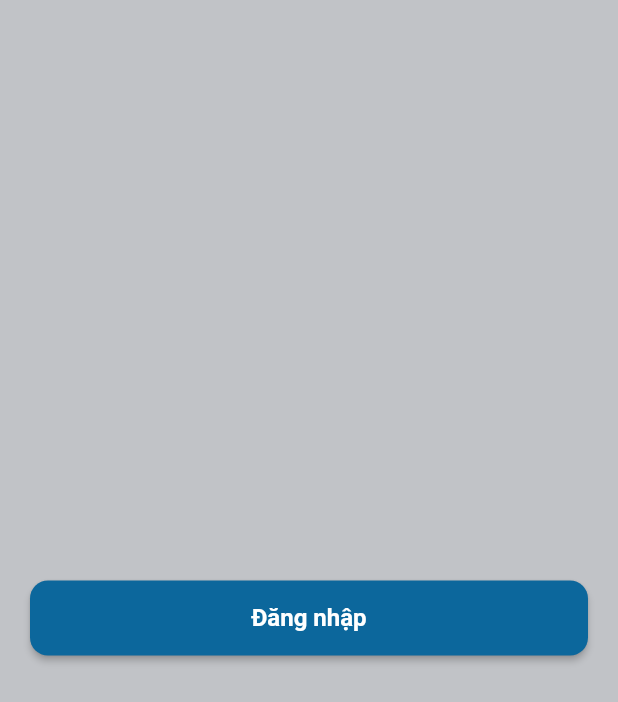
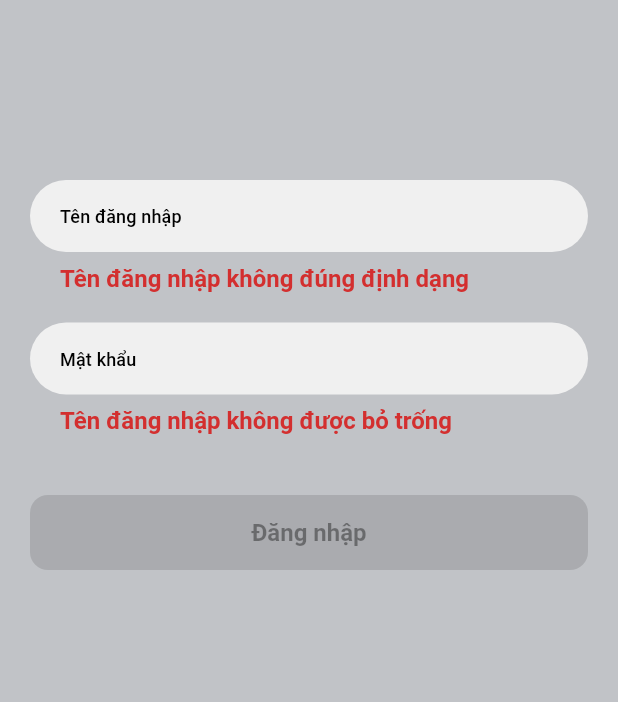
Before and after one commit to ToanBarcelona1998/flutter_clean_architecture, a Flutter app: the screen it shows after launch, on a phone screen of 412 x 824 dp. Shown: the top 702 px of the screen. Run offline on Flutter 3.47's test engine with Material 2 defaults, Android fonts, the phone set to English and light mode, and no system bars; our stand-ins replace dio, equatable, flutter_bloc, flutter_dotenv, formz, get and 4 more; accounts and stored records are empty; generated files the repository leaves out were written again.

Commit message:
#update login

```diff
--- a/lib/bloc/bloc.dart
+++ b/lib/bloc/bloc.dart
@@ -2,3 +2,4 @@ export 'article_bloc/article_bloc.dart';
 export 'article_local_bloc/article_local_bloc.dart';
 export 'bloc_base.dart';
 export 'splash_bloc/splash_bloc.dart';
+export 'login_bloc/login_bloc.dart';
--- a/lib/bloc/login_bloc/login_bloc.dart
+++ b/lib/bloc/login_bloc/login_bloc.dart
@@ -2,6 +2,7 @@ import 'package:equatable/equatable.dart';
 import 'package:flutter_bloc/flutter_bloc.dart';
 import 'package:flutter_clean_architecture/bloc/bloc.dart';
 import 'package:flutter_clean_architecture/utils/utils.dart';
+import 'package:flutter_clean_architecture/utils/validate/pass_validate.dart';
 import 'package:formz/formz.dart';
 
 part 'login_event.dart';
@@ -23,15 +24,30 @@ class LoginBloc extends Base<LoginEvent, LoginState> {
         userValidate: userName.valid ? userName : const UserValidate.pure(),
         status: Formz.validate([
           userName,
-          state.passValidate!,
+          state.passValidate,
         ]),
       ),
     );
   }
 
-  void _onChangePassWordEvent(OnChangePassWordEvent event, Emitter emit) {}
+  void _onChangePassWordEvent(OnChangePassWordEvent event, Emitter emit) {
+    final passWord = PassValidate.dirty(value: event.password);
 
-  Future<void> _onSubmitLoginEvent(OnSubmitLoginEvent event, Emitter emit) async {}
+    emit(
+      state.copyWith(
+        passValidate: passWord.valid ? passWord : const PassValidate.pure(),
+        status: Formz.validate(
+          [passWord, state.userValidate],
+        ),
+      ),
+    );
+  }
+
+  Future<void> _onSubmitLoginEvent(OnSubmitLoginEvent event, Emitter emit) async {
+
+  }
+
+  static LoginBloc of(context) => BlocProvider.of<LoginBloc>(context);
 
   @override
   void refreshState() {}
--- a/lib/bloc/login_bloc/login_state.dart
+++ b/lib/bloc/login_bloc/login_state.dart
@@ -1,11 +1,15 @@
 part of 'login_bloc.dart';
 
 class LoginState extends Equatable {
-  final UserValidate? userValidate;
-  final PassValidate? passValidate;
+  final UserValidate userValidate;
+  final PassValidate passValidate;
   final FormzStatus status;
 
-  const LoginState({this.userValidate, this.passValidate, this.status = FormzStatus.pure});
+  const LoginState({
+    this.userValidate = const UserValidate.pure(),
+    this.passValidate = const PassValidate.pure(),
+    this.status = FormzStatus.pure,
+  });
 
   LoginState copyWith({
     UserValidate? userValidate,
@@ -20,5 +24,5 @@ class LoginState extends Equatable {
   }
 
   @override
-  List<Object?> get props => [userValidate, passValidate , status];
+  List<Object?> get props => [userValidate, passValidate, status];
 }
--- a/lib/config/theme/theme.dart
+++ b/lib/config/theme/theme.dart
@@ -14,6 +14,8 @@ class AppTheme {
   static const transparentColor = Colors.transparent;
   static const buttonDelete = Color(0xffc75048);
   static const buttonEdit = Color(0xff947646);
+  static const Color hintTextFieldColor= Color(0xffBDBDBD);
+  static const Color textFieldColor = Color(0xffF0F0F0);
 
   static ThemeData get lightTheme => ThemeData(
         platform: TargetPlatform.iOS,
--- a/lib/ui/views/login/login_page.dart
+++ b/lib/ui/views/login/login_page.dart
@@ -1,21 +1,68 @@
 import 'package:flutter/material.dart';
+import 'package:flutter_bloc/flutter_bloc.dart';
+import 'package:flutter_clean_architecture/bloc/bloc.dart';
 import 'package:flutter_clean_architecture/ui/ui.dart';
 import 'package:flutter_clean_architecture/utils/utils.dart';
+import 'package:formz/formz.dart';
+
 class LoginPage extends StatefulWidget {
-  const LoginPage({Key ?key}) : super(key: key);
+  const LoginPage({Key? key}) : super(key: key);
 
   @override
   _LoginPageState createState() => _LoginPageState();
 }
 
 class _LoginPageState extends State<LoginPage> {
+  late LoginBloc _loginBloc;
+
+  @override
+  void initState() {
+    super.initState();
+    _loginBloc = LoginBloc.of(context);
+  }
+
   @override
   Widget build(BuildContext context) {
     return Scaffold(
       body: Container(
         margin: const EdgeInsets.all(margin),
-        alignment: Alignment.center,
-        child: WidgetButtonLoading(title: Message.login),
+        child: BlocBuilder<LoginBloc, LoginState>(
+          builder: (context, state) {
+            return ListView(
+              padding: EdgeInsets.zero,
+              children: [
+                const SizedBox(
+                  height: 100,
+                ),
+                WidgetTextField(
+                  hintText: Message.userName,
+                  onChanged: (value) => _loginBloc.add(OnChangeUserNameEvent(value)),
+                  errorText: state.userValidate.valid ? null : Message.errUserName,
+                ),
+                const SizedBox(
+                  height: 20,
+                ),
+                WidgetTextField(
+                  hintText: Message.passWord,
+                  onChanged: (value) => _loginBloc.add(OnChangePassWordEvent(value)),
+                  errorText: state.passValidate.valid ? null : Message.errPassWord,
+                ),
+                const SizedBox(
+                  height: 40,
+                ),
+                WidgetButtonLoading(
+                  title: Message.login,
+                  voidCallback: state.status == FormzStatus.valid
+                      ? () async {
+                          WidgetButtonLoading.startLoading();
+                          //_loginBloc.add(const OnSubmitLoginEvent());
+                        }
+                      : null,
+                ),
+              ],
+            );
+          },
+        ),
       ),
     );
   }
--- a/lib/ui/widget/widget.dart
+++ b/lib/ui/widget/widget.dart
@@ -2,3 +2,4 @@ export 'widget_button.dart';
 export 'widget_dialog.dart';
 export 'widget_claw.dart';
 export 'widget_button_loading.dart';
+export 'widget_textfield.dart';
--- a/lib/ui/widget/widget_button.dart
+++ b/lib/ui/widget/widget_button.dart
@@ -30,6 +30,7 @@ class WidgetButton extends StatelessWidget {
 
   @override
   Widget build(BuildContext context) {
+    print(_width);
     return Container(
       key: _globalKey,
       margin: _margin ?? const EdgeInsets.all(0),
--- a/lib/ui/widget/widget_button_loading.dart
+++ b/lib/ui/widget/widget_button_loading.dart
@@ -10,21 +10,23 @@ late _WidgetButtonLoadingState _state;
 class WidgetButtonLoading extends StatefulWidget {
   final String _title;
   double? _width;
+  VoidCallback? _voidCallBack;
   LoadingValue _value;
 
-  WidgetButtonLoading({required String title, double? width, LoadingValue value = LoadingValue.none, Key? key})
+  WidgetButtonLoading(
+      {required String title, double? width, VoidCallback? voidCallback, LoadingValue value = LoadingValue.none, Key? key})
       : _title = title,
         _width = width,
+        _voidCallBack = voidCallback,
         _value = value,
         super(key: key);
-
   static _WidgetButtonLoadingState? of(BuildContext context) => context.findAncestorRenderObjectOfType();
 
-  static void startLoading() async{
+  static void startLoading() async {
     return await _state._startLoading();
   }
 
-  static void deactivateLoading(){
+  static void deactivateLoading() {
     return _state._deactivateLoading();
   }
 
@@ -43,8 +45,9 @@ class _WidgetButtonLoadingState extends State<WidgetButtonLoading> with SingleTi
   @override
   void initState() {
     super.initState();
+    _state = this;
     widget._width ??= double.maxFinite;
-    _controller = AnimationController(vsync: this ,duration: const Duration(seconds: 2))..addListener(_listen);
+    _controller = AnimationController(vsync: this, duration: const Duration(seconds: 2))..addListener(_listen);
   }
 
   @override
@@ -59,7 +62,7 @@ class _WidgetButtonLoadingState extends State<WidgetButtonLoading> with SingleTi
     setState(() {});
   }
 
-  Future<void> _startLoading() async{
+  Future<void> _startLoading() async {
     if (mounted) {
       final renderBox = _buttonKey.currentContext?.findAncestorRenderObjectOfType() as RenderBox;
       _initWidth = renderBox.size.width;
@@ -69,26 +72,21 @@ class _WidgetButtonLoadingState extends State<WidgetButtonLoading> with SingleTi
     }
   }
 
-  Future<void> _loadingDone()async{
-    if(mounted){
+  Future<void> _loadingDone() async {
+    if (mounted) {
       widget._value = LoadingValue.done;
-      setState(() {
-
-      });
+      setState(() {});
     }
   }
 
-
-  void _deactivateLoading(){
-    if(mounted){
+  void _deactivateLoading() {
+    if (mounted) {
       _controller.reverse();
 
       _initWidth = 0.0;
 
       widget._width = double.maxFinite;
-      setState(() {
-
-      });
+      setState(() {});
     }
   }
 
@@ -104,11 +102,7 @@ class _WidgetButtonLoadingState extends State<WidgetButtonLoading> with SingleTi
                   strokeWidth: 2,
                 )
               : const Icon(Icons.check),
-      onTap: ()async{
-        await _startLoading();
-        await Future.delayed(const Duration(seconds: 3));
-        _loadingDone();
-      },
+      onTap: widget._voidCallBack,
       globalKey: _buttonKey,
     );
   }
--- /dev/null
+++ b/lib/ui/widget/widget_textfield.dart
@@ -0,0 +1,68 @@
+import 'package:flutter/material.dart';
+import 'package:flutter_clean_architecture/config/config.dart';
+
+class WidgetTextField extends StatelessWidget {
+  final GlobalKey<FormState>? formValidate;
+  final TextEditingController? controller;
+  final Color? fillColor;
+  final String hintText;
+  final bool? isPassWord;
+  final RegExp? format;
+  final IconData? suffixIcon;
+  final VoidCallback? function;
+  final FocusNode? focusNode;
+  final ValueChanged<String>? onChanged;
+  final String? errorText;
+  const WidgetTextField({
+    Key? key,
+    this.controller,
+    required this.hintText,
+    this.onChanged,
+    this.fillColor,
+    this.isPassWord,
+    this.format,
+    this.formValidate,
+    this.suffixIcon,
+    this.function,
+    this.focusNode,
+    this.errorText,
+  }) : super(key: key);
+
+  @override
+  Widget build(BuildContext context) => Form(
+    key: formValidate,
+    child: TextFormField(
+      onChanged: onChanged ?? (value) {
+        if (formValidate != null) {
+          formValidate!.currentState!.validate();
+        }
+      },
+
+      controller: controller,
+      cursorColor: AppTheme.blackColor,
+      obscureText: isPassWord ?? false,
+      focusNode: focusNode,
+      decoration: InputDecoration(
+        errorText: errorText,
+        hintText: hintText,
+        hintStyle: Theme.of(context).textTheme.subtitle2,
+        fillColor: fillColor ?? AppTheme.textFieldColor,
+        filled: true,
+        border: OutlineInputBorder(
+          borderRadius: BorderRadius.circular(25.7),
+          borderSide: const BorderSide(width: 0.0, style: BorderStyle.none),
+        ),
+        focusedBorder: OutlineInputBorder(
+          borderRadius: BorderRadius.circular(25.7),
+          borderSide: const BorderSide(width: 0.0, style: BorderStyle.none),
+        ),
+        contentPadding: const EdgeInsets.fromLTRB(20, 15, 15, 0.0),
+        suffixIcon: InkWell(
+          borderRadius: BorderRadius.circular(10),
+          onTap: function,
+          child: Icon(suffixIcon),
+        ),
+      ),
+    ),
+  );
+}
--- a/lib/utils/constant/messages.dart
+++ b/lib/utils/constant/messages.dart
@@ -8,6 +8,12 @@ class Message{
   //home
   static const String homeTitle= 'Trang chủ';
   static const String homeTitleDialog= 'Cảnh báo!';
+
+  //login
+  static const String userName = 'Tên đăng nhập';
+  static const String passWord = 'Mật khẩu';
+  static const String errUserName = 'Tên đăng nhập không đúng định dạng';
+  static const String errPassWord = 'Tên đăng nhập không được bỏ trống';
 
 
   static const String localTitle= 'Cục bộ!';
--- a/lib/utils/helper/provider.dart
+++ b/lib/utils/helper/provider.dart
@@ -23,7 +23,10 @@ class AppProvider extends StatelessWidget {
         ),
         BlocProvider<SplashBloc>(
           create: (_) => getIt()..add(const SplashEvent()),
-        )
+        ),
+        BlocProvider<LoginBloc>(
+          create: (_) => LoginBloc(),
+        ),
       ],
       child: child,
     );
```
